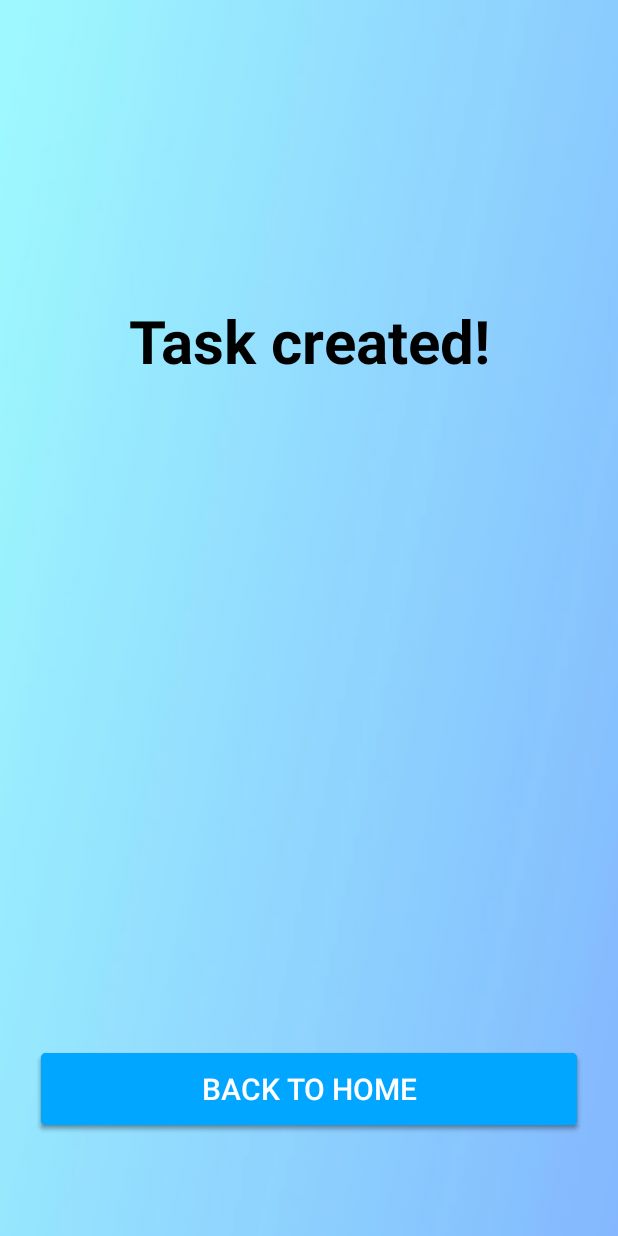
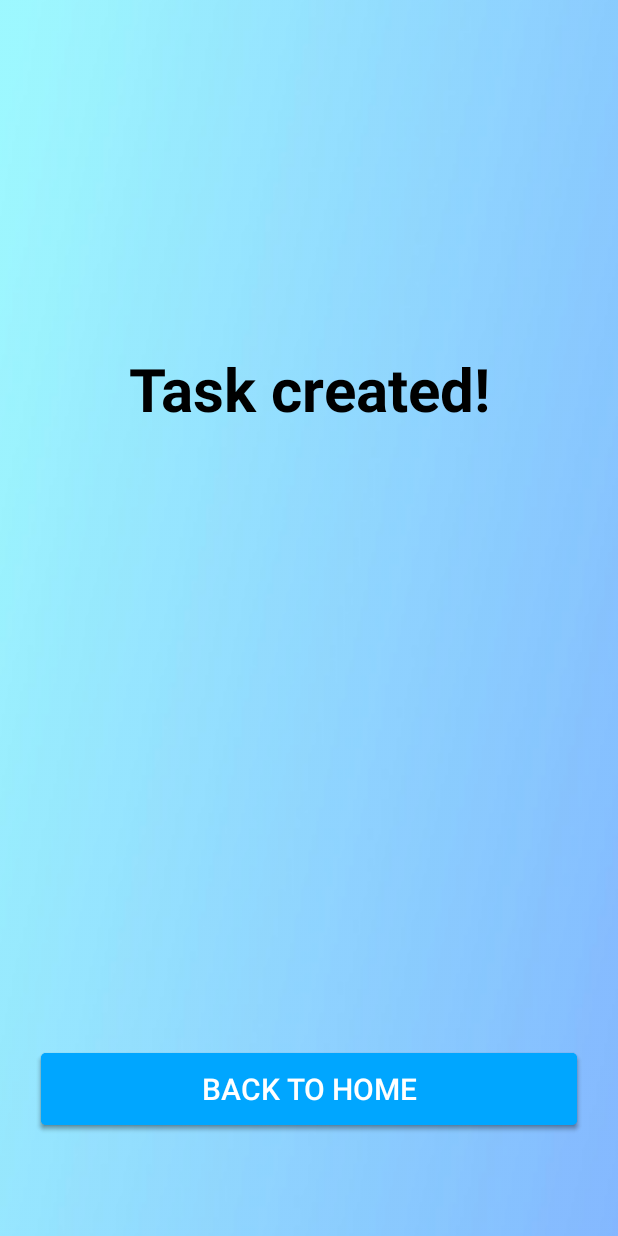
Before and after one commit to MeItsLars/TinyTasks, an Android app: the CreateTaskSuccessScreen screen opened directly, with no data from a screen before it, on a phone screen of 412 x 824 dp. Run offline under Robolectric (Android 15) with nearby library versions, the light colour scheme and no system bars; our stand-ins replace Firebase (no records; nobody signed in at launch, a user with empty details on screens opened directly); libraries missing offline, so code that uses them is left out: com.firebase.ui, com.twitter.sdk; Roboto replaces fonts that are not available here; 11 statements that could not run were skipped.

Commit message:
create task redelijk bijgewerkt

```diff
--- a/app/src/main/res/layout/activity_createtask_success.xml
+++ b/app/src/main/res/layout/activity_createtask_success.xml
@@ -12,7 +12,7 @@
         android:layout_height="wrap_content"
 
         android:layout_marginLeft="20dp"
-        android:layout_marginTop="200dp"
+        android:layout_marginTop="232dp"
         android:layout_marginRight="20dp"
 
         android:fontFamily="@font/roboto"
```
